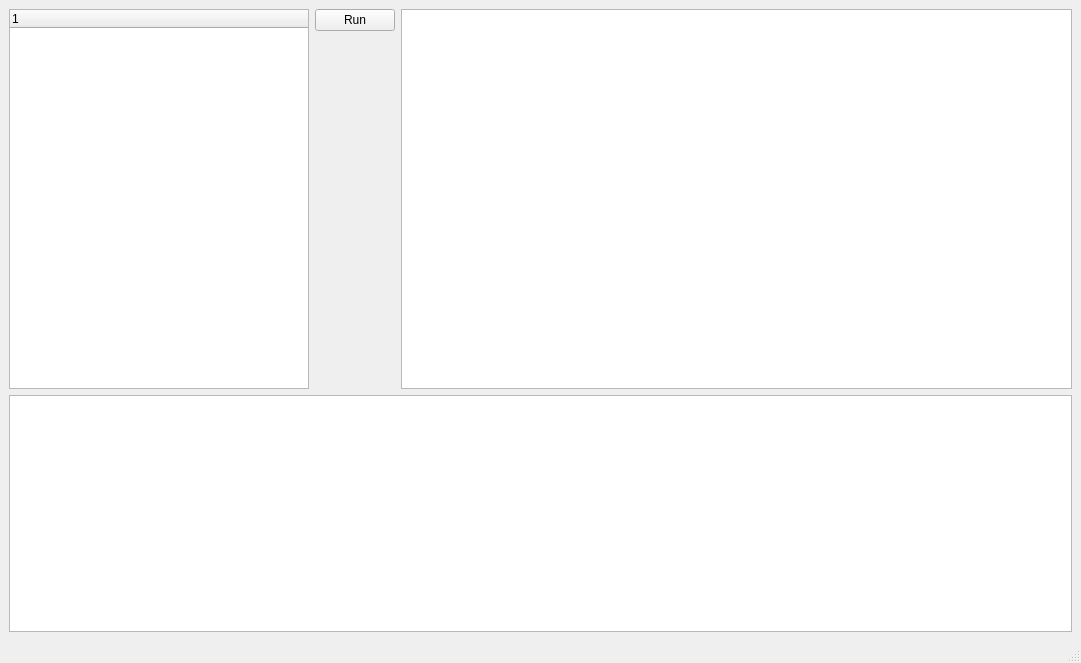
Qt form TestSuite/TestSuiteMainWindow.ui (whiteman-kr/u7set) before a commit.
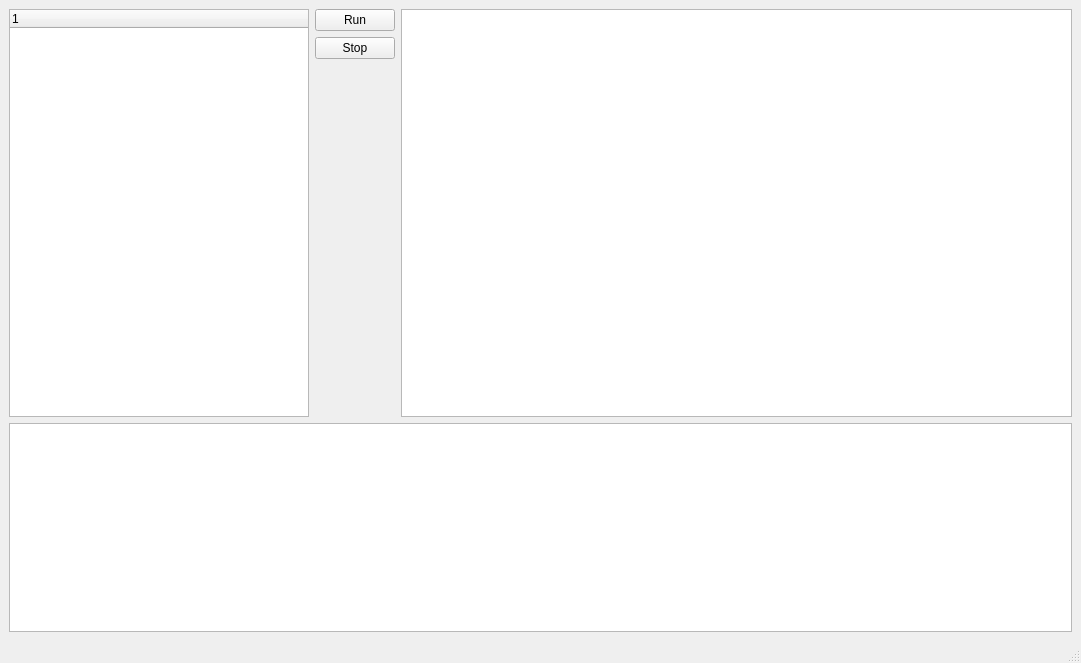
The same form after that commit.

Commit message: RPCT-3407, TestSuite: working on loading tests from directory

What changed in the file:
```diff
--- a/TestSuite/TestSuiteMainWindow.ui
+++ b/TestSuite/TestSuiteMainWindow.ui
@@ -15,7 +15,7 @@
   </property>
   <widget class="QWidget" name="centralwidget">
    <layout class="QGridLayout" name="gridLayout">
-    <item row="0" column="0" rowspan="2">
+    <item row="0" column="0" rowspan="3">
      <widget class="QTreeWidget" name="testsTree">
       <property name="maximumSize">
        <size>
@@ -30,6 +30,9 @@
       </column>
      </widget>
     </item>
+    <item row="0" column="2" rowspan="3">
+     <widget class="QTextEdit" name="resultsLog"/>
+    </item>
     <item row="0" column="1">
      <widget class="QPushButton" name="m_run">
       <property name="text">
@@ -37,10 +40,7 @@
       </property>
      </widget>
     </item>
-    <item row="0" column="2" rowspan="2">
-     <widget class="QTextEdit" name="resultsLog"/>
-    </item>
-    <item row="1" column="1">
+    <item row="2" column="1">
      <spacer name="verticalSpacer">
       <property name="orientation">
        <enum>Qt::Vertical</enum>
@@ -53,9 +53,16 @@
       </property>
      </spacer>
     </item>
-    <item row="2" column="0" colspan="3">
+    <item row="3" column="0" colspan="3">
      <widget class="QTextEdit" name="outputLog"/>
     </item>
+    <item row="1" column="1">
+     <widget class="QPushButton" name="m_stop">
+      <property name="text">
+       <string>Stop</string>
+      </property>
+     </widget>
+    </item>
    </layout>
   </widget>
   <widget class="QMenuBar" name="menubar">
```
The commit also changes 11 other files.
